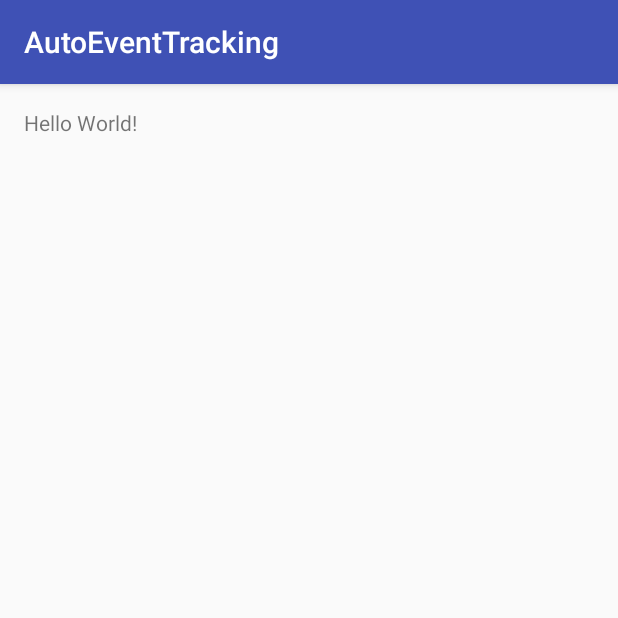
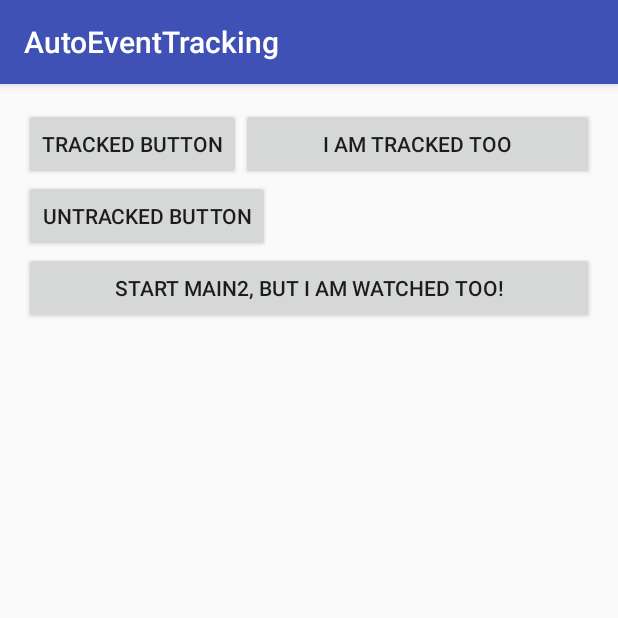
Before and after one commit to TedaLIEz/AutomaticTracking, an Android app: the screen it shows after launch (MainActivity), on a phone screen of 412 x 824 dp, the top half of it. Run offline under Robolectric (Android 15) with nearby library versions, the phone set to English and light mode, and no system bars; 6 statements that could not run were skipped.

Commit message:
feat: basic tracking onclicklistener

```diff
--- a/sample/src/main/AndroidManifest.xml
+++ b/sample/src/main/AndroidManifest.xml
@@ -16,6 +16,8 @@
                 <category android:name="android.intent.category.LAUNCHER"/>
             </intent-filter>
         </activity>
+        <activity android:name=".Main2Activity">
+        </activity>
     </application>
 
 </manifest>
--- a/sample/src/main/java/com/hustunique/jianguo/autoeventtracking/MainActivity.java
+++ b/sample/src/main/java/com/hustunique/jianguo/autoeventtracking/MainActivity.java
@@ -1,13 +1,39 @@
 package com.hustunique.jianguo.autoeventtracking;
 
+import android.content.Intent;
 import android.os.Bundle;
 import android.support.v7.app.AppCompatActivity;
+import android.transition.Explode;
+import android.util.Log;
+import android.view.View;
+import android.widget.Button;
 
-public class MainActivity extends AppCompatActivity {
+public class MainActivity extends AppCompatActivity implements View.OnClickListener {
+    private static final String TAG = "MainActivity";
+    private Button button, button1;
 
     @Override
     protected void onCreate(Bundle savedInstanceState) {
         super.onCreate(savedInstanceState);
         setContentView(R.layout.activity_main);
+        button = (Button) findViewById(R.id.btn_track);
+        button1 = (Button) findViewById(R.id.btn_track2);
+        Button button2 = (Button) findViewById(R.id.btn_startAct);
+        button.setOnClickListener(this);
+        button1.setOnClickListener(this);
+    }
+
+    public void startMain2(View v) {
+        Intent intent = new Intent(MainActivity.this, Main2Activity.class);
+        startActivity(intent);
+    }
+
+    @Override
+    public void onClick(View v) {
+        if (v == button) {
+            Log.d(TAG, "button clicked");
+        } else if (v == button1) {
+            Log.d(TAG, "button1 clicked");
+        }
     }
 }
--- a/sample/src/main/java/com/hustunique/jianguo/autoeventtracking/MyApp.java
+++ b/sample/src/main/java/com/hustunique/jianguo/autoeventtracking/MyApp.java
@@ -18,15 +18,49 @@ public class MyApp extends Application {
     public void onCreate() {
         super.onCreate();
         List<String> viewList = new ArrayList<>();
-        viewList.add("R.id.contentView");
+        viewList.add("activity_main");
+        viewList.add("linearLayout1");
+        viewList.add("btn_track");
+        List<String> view4List = new ArrayList<>();
+        view4List.add("activity_main");
+        view4List.add("btn_startAct");
+        List<String> view2List = new ArrayList<>();
+        view2List.add("activity_main");
+        view2List.add("linearLayout1");
+        view2List.add("linearLayout2");
+        view2List.add("btn_track2");
+        List<String> view3List = new ArrayList<>();
+        view3List.add("activity_main2");
+        view3List.add("btn_track2");
         Config config = new Config.Builder()
                 .addPath(new Config.Callback() {
-                    @Override
-                    public void onEventTracked() {
+                             @Override
+                             public void onEventTracked() {
 
-                    }
-                }, "com.hustunique.jianguo.autoeventtracking.MainActivity",
+                             }
+                         }, "com.hustunique.jianguo.autoeventtracking.MainActivity",
                         viewList)
+                .addPath(new Config.Callback() {
+                             @Override
+                             public void onEventTracked() {
+
+                             }
+                         }, "com.hustunique.jianguo.autoeventtracking.MainActivity",
+                        view2List)
+                .addPath(new Config.Callback() {
+                             @Override
+                             public void onEventTracked() {
+
+                             }
+                         }, "com.hustunique.jianguo.autoeventtracking.Main2Activity",
+                        view3List)
+                .addPath(new Config.Callback() {
+                             @Override
+                             public void onEventTracked() {
+
+                             }
+                         }, "com.hustunique.jianguo.autoeventtracking.MainActivity",
+                        view4List)
                 .build();
         TrackingManager.track(this, config);
     }
--- a/sample/src/main/res/layout/activity_main.xml
+++ b/sample/src/main/res/layout/activity_main.xml
@@ -1,18 +1,50 @@
 <?xml version="1.0" encoding="utf-8"?>
-<RelativeLayout
+<LinearLayout
     xmlns:android="http://schemas.android.com/apk/res/android"
     xmlns:tools="http://schemas.android.com/tools"
     android:id="@+id/activity_main"
     android:layout_width="match_parent"
     android:layout_height="match_parent"
+    android:orientation="vertical"
     android:paddingBottom="@dimen/activity_vertical_margin"
     android:paddingLeft="@dimen/activity_horizontal_margin"
     android:paddingRight="@dimen/activity_horizontal_margin"
     android:paddingTop="@dimen/activity_vertical_margin"
     tools:context="com.hustunique.jianguo.autoeventtracking.MainActivity">
 
-    <TextView
+    <LinearLayout
+        android:id="@+id/linearLayout1"
+        android:layout_width="match_parent"
+        android:layout_height="wrap_content">
+
+        <Button
+            android:id="@+id/btn_track"
+            android:layout_width="wrap_content"
+            android:layout_height="wrap_content"
+            android:text="Tracked button"/>
+
+        <LinearLayout
+            android:id="@+id/linearLayout2"
+            android:layout_width="match_parent"
+            android:layout_height="wrap_content">
+            <Button
+                android:id="@+id/btn_track2"
+                android:text="I am tracked too"
+                android:layout_width="match_parent"
+                android:layout_height="wrap_content"/>
+        </LinearLayout>
+    </LinearLayout>
+
+    <Button
+        android:id="@+id/btn_untrack"
         android:layout_width="wrap_content"
         android:layout_height="wrap_content"
-        android:text="Hello World!"/>
-</RelativeLayout>
+        android:text="Untracked button"/>
+
+    <Button
+        android:onClick="startMain2"
+        android:text="Start Main2, but I am watched too!"
+        android:id="@+id/btn_startAct"
+        android:layout_width="match_parent"
+        android:layout_height="wrap_content"/>
+</LinearLayout>
--- a/tracking/src/main/java/com/hustunique/jianguo/tracking/TrackingManager.java
+++ b/tracking/src/main/java/com/hustunique/jianguo/tracking/TrackingManager.java
@@ -13,7 +13,7 @@ import com.hustunique.jianguo.tracking.track.WatchDog;
 
 public class TrackingManager {
     public static void track(Application application, @NonNull Config config) {
-        WatchDog watchDog = WatchDog.getInstance(config);
+        WatchDog watchDog = new WatchDog(application, config);
         try {
             HookHelper.hookActivityThread(watchDog);
         } catch (ClassNotFoundException | NoSuchFieldException | IllegalAccessException e) {
```
Also changed, not shown: sample/src/main/java/com/hustunique/jianguo/autoeventtracking/Main2Activity.java (added, +25 -0 lines), sample/src/main/res/layout/activity_main2.xml (added, +28 -0 lines), tracking/src/main/java/com/hustunique/jianguo/tracking/Config.java (+10 -0 lines), tracking/src/main/java/com/hustunique/jianguo/tracking/hook/HookHandlerCallback.java (+14 -7 lines), tracking/src/main/java/com/hustunique/jianguo/tracking/hook/HookHelper.java (+32 -9 lines), tracking/src/main/java/com/hustunique/jianguo/tracking/hook/IClickHandler.java (added, +30 -0 lines), tracking/src/main/java/com/hustunique/jianguo/tracking/track/WatchDog.java (+77 -16 lines).
